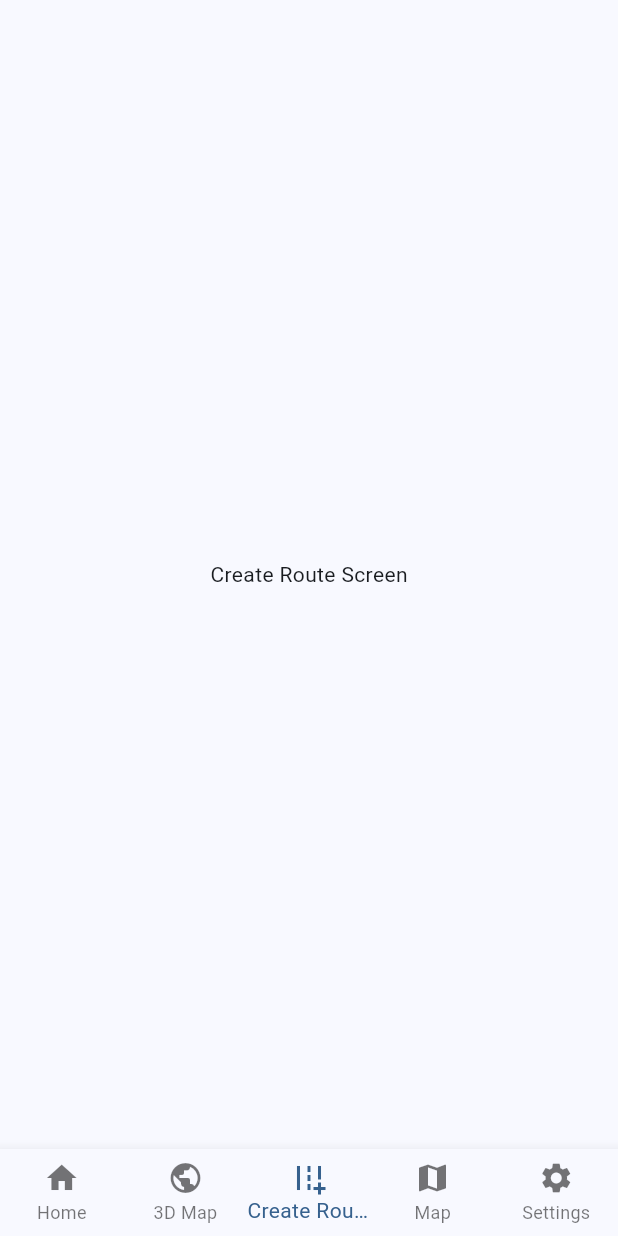
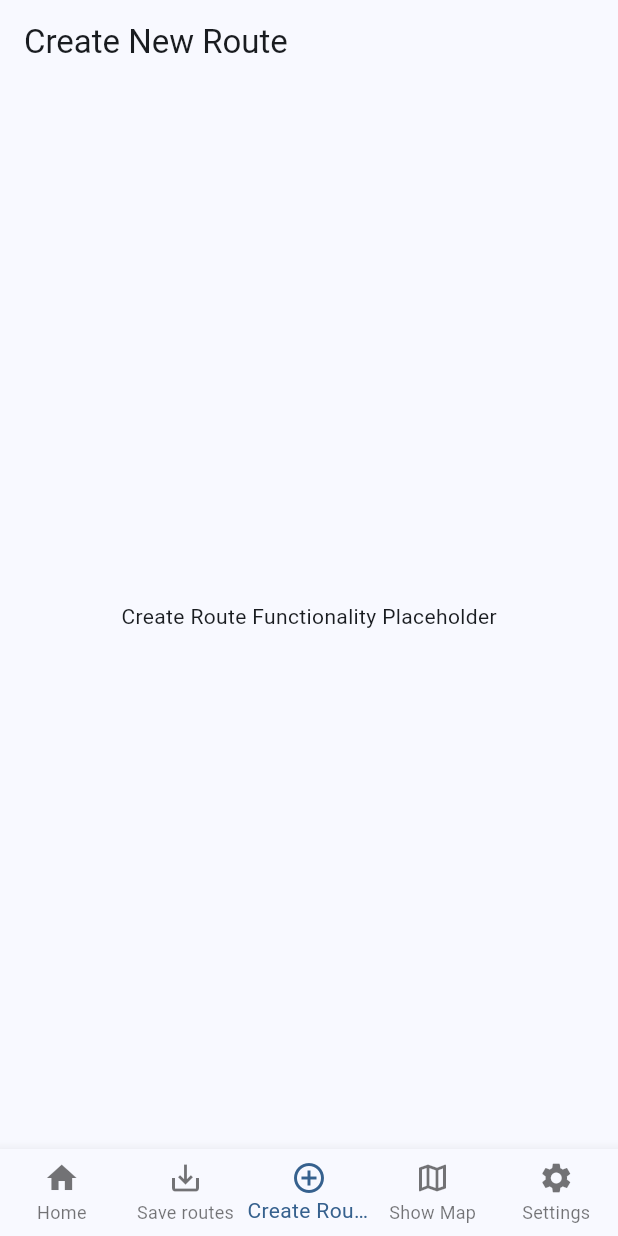
Before and after one commit to Vonk5-DreamTeam-IDP-HRO/FlutterNavigation, a Flutter app: the screen it shows after launch, item 3 of the bottom bar chosen, on a phone screen of 412 x 824 dp. Run offline on Flutter 3.47's test engine with Material 3 defaults, Android fonts, the phone set to English and light mode, and no system bars; our stand-ins replace flutter_dotenv, flutter_map, latlong2, webview_flutter.

Commit message:
Refactor: Update navigation structure and implement new screens and viewmodels for Home, Saved Routes, Create Route, and Settings according VMMV pattern;
clean up imports and comments

```diff
--- a/lib/Core/navigation/navigation.dart
+++ b/lib/Core/navigation/navigation.dart
@@ -1,13 +1,16 @@
 import 'package:flutter/material.dart';
 import 'package:provider/provider.dart';
 import 'package:osm_navigation/core/providers/app_state.dart';
-import 'package:osm_navigation/features/home/home_screen.dart';
-import 'package:osm_navigation/features/home/home_viewmodel.dart';
+import 'package:osm_navigation/features/home/new_home_screen.dart';
+import 'package:osm_navigation/features/saved_routes/saved_routes_screen.dart';
+import 'package:osm_navigation/features/create_route/create_route_screen.dart';
 import 'package:osm_navigation/features/map/map_screen.dart';
 import 'package:osm_navigation/features/map/map_viewmodel.dart';
-import 'package:osm_navigation/features/map/cesium_map_screen.dart';
-import 'package:osm_navigation/features/map/CesiumMapViewModel.dart';
 import 'package:osm_navigation/features/setting/setting_screen.dart';
+import 'package:osm_navigation/features/home/new_home_viewmodel.dart';
+import 'package:osm_navigation/features/saved_routes/saved_routes_viewmodel.dart';
+import 'package:osm_navigation/features/create_route/create_route_viewmodel.dart';
+import 'package:osm_navigation/features/setting/setting_viewmodel.dart';
 
 class MainScreen extends StatefulWidget {
   const MainScreen({super.key});
@@ -29,25 +32,35 @@ class MainScreen extends StatefulWidget {
 /// TODO: Build CreateRouteView and CreateRouteViewModel
 class _MainScreenState extends State<MainScreen> {
   final List<Widget> _screens = [
-    // Provide HomeViewModel to the HomeScreen subtree.
+    // 0: Home Screen
     ChangeNotifierProvider(
-      create: (_) => HomeViewModel(),
-      child: const HomeScreen(),
+      create: (_) => NewHomeViewModel(),
+      child: const NewHomeScreen(),
     ),
-    // Provide CesiumMapViewModel to the CesiumMapScreen subtree.
+
+    // 1: Saved Routes Screen - Now providing SavedRoutesViewModel
     ChangeNotifierProvider(
-      create: (_) => CesiumMapViewModel(),
-      child: const CesiumMapScreen(),
+      create: (_) => SavedRoutesViewModel(),
+      child: const SavedRoutesScreen(),
     ),
-    const Scaffold(
-      body: Center(child: Text('Create Route Screen')),
-    ), // Placeholder
 
+    // 2: Create Route Screen
+    ChangeNotifierProvider(
+      create: (_) => CreateRouteViewModel(),
+      child: const CreateRouteScreen(),
+    ),
+
+    // 3: Map Screen (2D Map)
     ChangeNotifierProvider(
       create: (_) => MapViewModel(),
       child: const MapScreen(),
     ),
-    const SettingsScreen(),
+
+    // 4: Settings Screen
+    ChangeNotifierProvider(
+      create: (_) => SettingsViewModel(),
+      child: const SettingsScreen(),
+    ),
   ];
 
   @override
@@ -66,13 +79,26 @@ class _MainScreenState extends State<MainScreen> {
           context.read<AppState>().changeTab(index);
         },
         items: const [
+          // 0: Home
           BottomNavigationBarItem(icon: Icon(Icons.home), label: 'Home'),
-          BottomNavigationBarItem(icon: Icon(Icons.public), label: '3D Map'),
+          // 1: Save routes
           BottomNavigationBarItem(
-            icon: Icon(Icons.add_road),
+            icon: Icon(Icons.save_alt_outlined),
+            label: 'Save routes',
+          ), // Changed icon and label
+          // 2: Create Route
+          BottomNavigationBarItem(
+            icon: Icon(
+              Icons.add_circle_outline,
+            ), // Using a standard add icon for now
             label: 'Create Route',
           ),
-          BottomNavigationBarItem(icon: Icon(Icons.map), label: 'Map'),
+          // 3: Show Map
+          BottomNavigationBarItem(
+            icon: Icon(Icons.map_outlined),
+            label: 'Show Map',
+          ), // Changed label, adjusted icon
+          // 4: Settings
           BottomNavigationBarItem(
             icon: Icon(Icons.settings),
             label: 'Settings',
--- /dev/null
+++ b/lib/features/create_route/create_route_screen.dart
@@ -0,0 +1,13 @@
+import 'package:flutter/material.dart';
+
+class CreateRouteScreen extends StatelessWidget {
+  const CreateRouteScreen({super.key});
+
+  @override
+  Widget build(BuildContext context) {
+    return Scaffold(
+      appBar: AppBar(title: const Text('Create New Route')),
+      body: const Center(child: Text('Create Route Functionality Placeholder')),
+    );
+  }
+}
--- /dev/null
+++ b/lib/features/create_route/create_route_viewmodel.dart
@@ -0,0 +1,22 @@
+import 'package:flutter/material.dart';
+import 'package:latlong2/latlong.dart';
+
+/// CreateRouteViewModel: ViewModel for the CreateRouteScreen.
+///
+/// Will handle the state and logic for creating a new route (e.g., map interactions,
+/// waypoint management, saving the route).
+class CreateRouteViewModel extends ChangeNotifier {
+  // --- State ---
+
+  bool _isLoading = false;
+  bool get isLoading => _isLoading;
+
+  String? _errorMessage;
+  String? get errorMessage => _errorMessage;
+
+  // --- Initialization ---
+  CreateRouteViewModel() {
+    // Initial setup
+  }
+  // --- Actions ---
+}
--- /dev/null
+++ b/lib/features/home/new_home_viewmodel.dart
@@ -0,0 +1,19 @@
+import 'package:flutter/material.dart';
+
+/// NewHomeViewModel: Placeholder ViewModel for the NewHomeScreen.
+///
+/// Currently has no specific state or logic, but establishes the MVVM structure.
+class NewHomeViewModel extends ChangeNotifier {
+  // --- State ---
+
+  bool _isLoading = false;
+  bool get isLoading => _isLoading;
+
+  String? _errorMessage;
+  String? get errorMessage => _errorMessage;
+
+  // --- Initialization ---
+  NewHomeViewModel() {
+    // Initial setup if needed
+  }
+}
--- a/lib/features/map/CesiumMapViewModel.dart
+++ b/lib/features/map/CesiumMapViewModel.dart
@@ -12,8 +12,7 @@ class CesiumMapViewModel extends ChangeNotifier {
   // --- Dependencies ---
   final ValhallaService _valhallaService = ValhallaService();
   late final WebViewController _webViewController;
-  WebViewController get webViewController =>
-      _webViewController;
+  WebViewController get webViewController => _webViewController;
 
   // --- State ---
   bool _isCesiumLoaded = false;
@@ -220,7 +219,8 @@ class CesiumMapViewModel extends ChangeNotifier {
       notifyListeners();
     }
   }
-// --- Public Actions for View ---
+
+  // --- Public Actions for View ---
   void reloadWebView() {
     _isCesiumLoaded = false;
     _isCesiumReady = false;
--- /dev/null
+++ b/lib/features/saved_routes/saved_routes_viewmodel.dart
@@ -0,0 +1,71 @@
+import 'package:flutter/material.dart';
+
+// TODO: Define a RouteModel class to represent route data structure
+// For now, using a simple Map or a placeholder class
+// This class might be moved to a common 'models' directory later
+class RouteSummary {
+  final String id;
+  final String title;
+  final String subtitle;
+
+  RouteSummary({required this.id, required this.title, required this.subtitle});
+}
+
+/// SavedRoutesViewModel: Manages the state and logic for the Saved Routes screen.
+class SavedRoutesViewModel extends ChangeNotifier {
+  // --- State ---
+
+  // testDataSet
+  final List<RouteSummary> _routes = [
+    RouteSummary(
+      id: 'route_1',
+      title: 'Route_1',
+      subtitle: 'Along best places in R"dam',
+    ),
+  ];
+  List<RouteSummary> get routes => List.unmodifiable(_routes);
+
+  bool _isLoading = false;
+  bool get isLoading => _isLoading;
+
+  String? _errorMessage;
+  String? get errorMessage => _errorMessage;
+
+  // --- Initialization ---
+  SavedRoutesViewModel() {}
+
+  // --- Actions ---
+
+  Future<void> fetchRoutes() async {
+    _isLoading = true;
+    _errorMessage = null;
+    notifyListeners();
+
+    // Simulate network delay
+    await Future.delayed(const Duration(seconds: 1));
+
+    try {
+      // TODO: Fetch routes from the backend
+      // Right now it is using hardcoded data in _routes
+      // If fetching fails, set _errorMessage
+    } catch (e) {
+      _errorMessage = 'Failed to load routes: $e';
+    } finally {
+      _isLoading = false;
+      notifyListeners();
+    }
+  }
+
+  // Method to handle editing a route (placeholder)
+  void editRoute(String routeId) {
+    debugPrint('Edit route requested: $routeId');
+    // TODO: Implement navigation to an edit screen or show editing UI
+  }
+
+  // Method to handle viewing a route (placeholder - might involve navigation and passing data)
+  // This might interact with AppState or another ViewModel (like MapViewModel)
+  void viewRoute(String routeId) {
+    debugPrint('View route requested: $routeId');
+    // TODO: Implement logic to load the selected route onto the map.
+  }
+}
--- /dev/null
+++ b/lib/features/setting/setting_viewmodel.dart
@@ -0,0 +1,16 @@
+import 'package:flutter/material.dart';
+
+class SettingsViewModel extends ChangeNotifier {
+  // --- State ---
+
+  bool _isLoading = false;
+  bool get isLoading => _isLoading;
+
+  String? _errorMessage;
+  String? get errorMessage => _errorMessage;
+
+  // --- Initialization ---
+  SettingsViewModel() {
+    // --- Actions ---
+  }
+}
```
Also changed, not shown: lib/features/home/new_home_screen.dart (added, +14 -0 lines), lib/features/map/cesium_map_screen.dart (+14 -5 lines), lib/features/map/map_screen.dart (+13 -12 lines), lib/features/saved_routes/saved_routes_screen.dart (added, +104 -0 lines).
